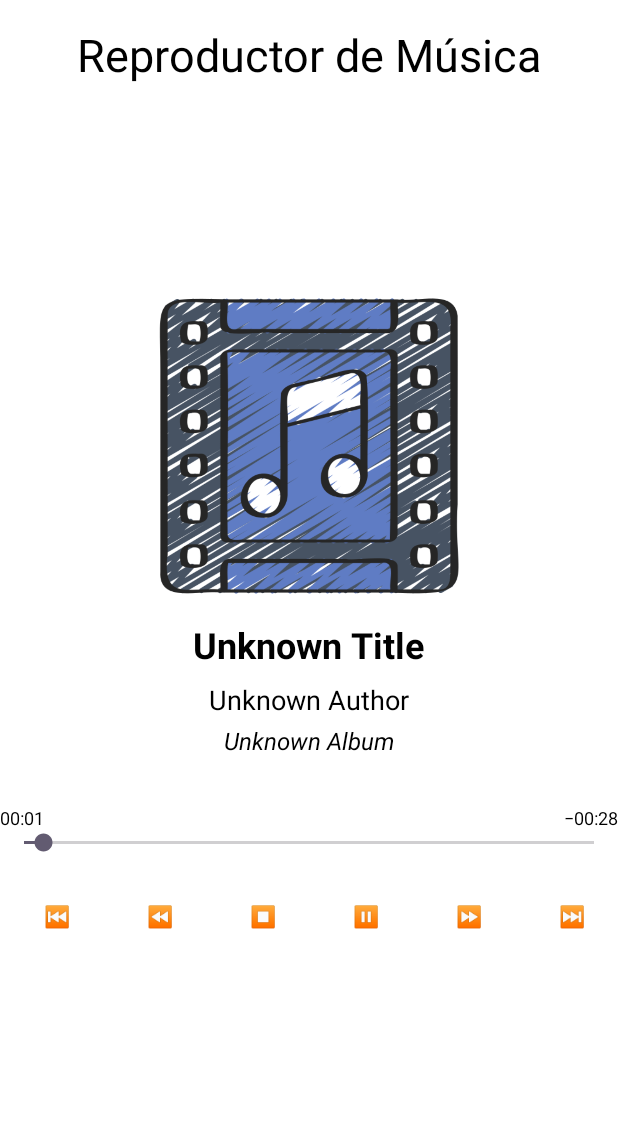
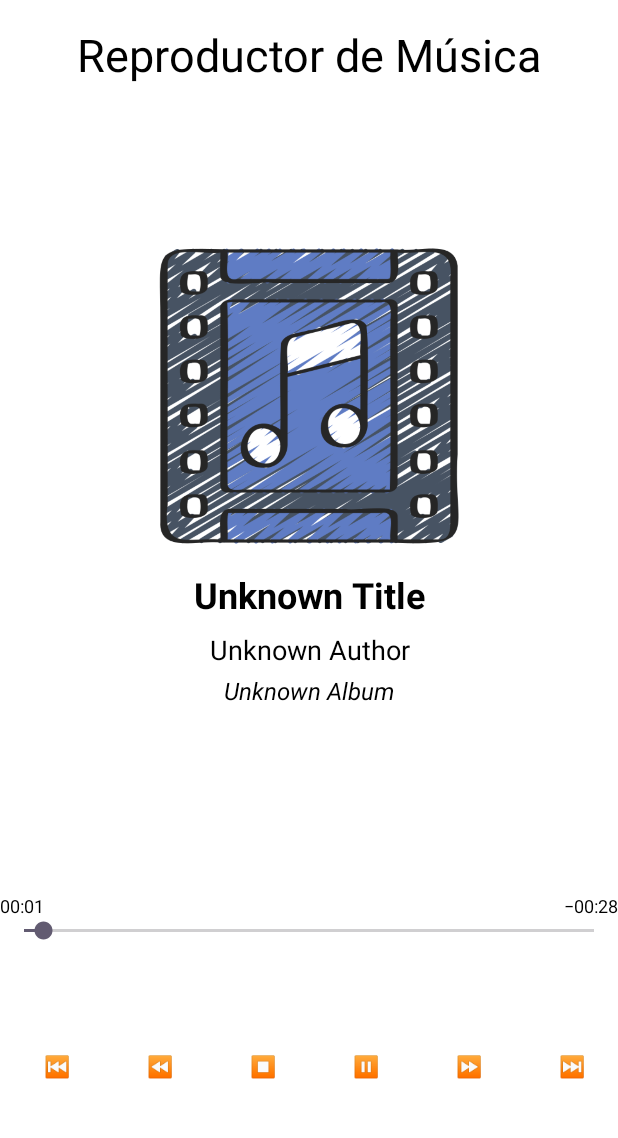
Before and after one commit to LinkiaFP-Exercises/M08_Act03_MidiaPlayer, an Android app: the MediaPlayerActivity screen opened directly, with no data from a screen before it, on a phone screen of 412 x 824 dp, the part 96-1234 px from its top. Run offline under Robolectric (Android 15) with nearby library versions, the phone set to English and light mode, and no system bars; 1 statement that could not run was skipped.

Commit message:
distribution improvement in activity_media_player

```diff
--- a/AndroidProject/app/src/main/res/layout/activity_media_player.xml
+++ b/AndroidProject/app/src/main/res/layout/activity_media_player.xml
@@ -29,6 +29,13 @@
     <LinearLayout
         android:layout_width="match_parent"
         android:layout_height="match_parent"
+        android:orientation="vertical">
+
+        <!-- Contenedor para las Infos de la Canción -->
+        <LinearLayout
+            android:layout_width="match_parent"
+            android:layout_height="0dp"
+            android:layout_weight="5"
             android:gravity="center"
             android:orientation="vertical">
 
@@ -42,37 +49,45 @@
 
             <TextView
                 android:id="@+id/songTitleTextView"
-            android:layout_width="wrap_content"
+                android:layout_width="match_parent"
                 android:layout_height="wrap_content"
                 android:layout_marginTop="16dp"
+                android:gravity="center_horizontal"
                 android:text="@string/activity_media_player_songTitleTextView"
+                android:textAlignment="center"
                 android:textColor="@color/black"
                 android:textSize="24sp"
                 android:textStyle="bold" />
 
             <TextView
                 android:id="@+id/authorTextView"
-            android:layout_width="wrap_content"
+                android:layout_width="match_parent"
                 android:layout_height="wrap_content"
                 android:layout_marginTop="8dp"
+                android:gravity="center_horizontal"
                 android:text="@string/activity_media_player_authorTextView"
+                android:textAlignment="center"
                 android:textColor="@color/black"
                 android:textSize="18sp" />
 
             <TextView
                 android:id="@+id/albumTitleTextView"
-            android:layout_width="wrap_content"
+                android:layout_width="match_parent"
                 android:layout_height="wrap_content"
                 android:layout_marginTop="4dp"
+                android:gravity="center_horizontal"
                 android:text="@string/activity_media_player_albumTitleTextView"
+                android:textAlignment="center"
                 android:textColor="@color/black"
                 android:textSize="16sp"
                 android:textStyle="italic" />
+        </LinearLayout>
 
         <!-- Contenedor para la SeekBar y los cronómetros -->
         <RelativeLayout
             android:layout_width="match_parent"
-            android:layout_height="wrap_content">
+            android:layout_height="0dp"
+            android:layout_weight="1">
 
             <SeekBar
                 android:id="@+id/seekBar"
@@ -88,7 +103,6 @@
                 android:layout_height="wrap_content"
                 android:layout_alignTop="@id/seekBar"
                 android:layout_alignParentStart="true"
-                android:layout_alignParentLeft="true"
                 android:textColor="@android:color/black"
                 android:textSize="12sp" />
 
@@ -99,15 +113,15 @@
                 android:layout_height="wrap_content"
                 android:layout_alignTop="@id/seekBar"
                 android:layout_alignParentEnd="true"
-                android:layout_alignParentRight="true"
                 android:textColor="@android:color/black"
                 android:textSize="12sp" />
-
         </RelativeLayout>
 
+        <!-- Contenedor para los Butones -->
         <LinearLayout
             android:layout_width="match_parent"
-            android:layout_height="wrap_content"
+            android:layout_height="0dp"
+            android:layout_weight="1"
             android:gravity="center"
             android:orientation="horizontal">
 
@@ -117,7 +131,8 @@
                 android:layout_width="0dp"
                 android:layout_height="wrap_content"
                 android:layout_weight="1"
-                android:text="@string/activity_media_player_ButtonPrevious" />
+                android:text="@string/activity_media_player_ButtonPrevious"
+                tools:ignore="NestedWeights,TextContrastCheck" />
 
             <Button
                 android:id="@+id/backwardButton"
@@ -125,7 +140,8 @@
                 android:layout_width="0dp"
                 android:layout_height="wrap_content"
                 android:layout_weight="1"
-                android:text="@string/activity_media_player_ButtonBackward" />
+                android:text="@string/activity_media_player_ButtonBackward"
+                tools:ignore="TextContrastCheck" />
 
             <Button
                 android:id="@+id/stopButton"
@@ -133,7 +149,8 @@
                 android:layout_width="0dp"
                 android:layout_height="wrap_content"
                 android:layout_weight="1"
-                android:text="@string/activity_media_player_ButtonStop" />
+                android:text="@string/activity_media_player_ButtonStop"
+                tools:ignore="TextContrastCheck" />
 
             <Button
                 android:id="@+id/playPauseButton"
@@ -141,7 +158,8 @@
                 android:layout_width="0dp"
                 android:layout_height="wrap_content"
                 android:layout_weight="1"
-                android:text="@string/activity_media_player_ButtonPause" />
+                android:text="@string/activity_media_player_ButtonPause"
+                tools:ignore="TextContrastCheck" />
 
             <Button
                 android:id="@+id/forwardButton"
@@ -149,7 +167,8 @@
                 android:layout_width="0dp"
                 android:layout_height="wrap_content"
                 android:layout_weight="1"
-                android:text="@string/activity_media_player_ButtonForward" />
+                android:text="@string/activity_media_player_ButtonForward"
+                tools:ignore="TextContrastCheck" />
 
             <Button
                 android:id="@+id/nextButton"
@@ -157,9 +176,8 @@
                 android:layout_width="0dp"
                 android:layout_height="wrap_content"
                 android:layout_weight="1"
-                android:text="@string/activity_media_player_ButtonNext" />
-
+                android:text="@string/activity_media_player_ButtonNext"
+                tools:ignore="TextContrastCheck" />
         </LinearLayout>
     </LinearLayout>
-
 </androidx.appcompat.widget.LinearLayoutCompat>
```
Lines whose indentation alone changed are shown as unchanged.
